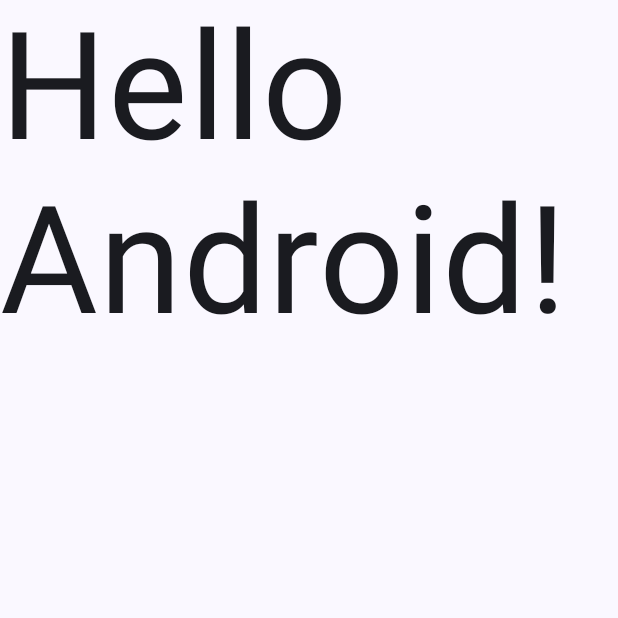
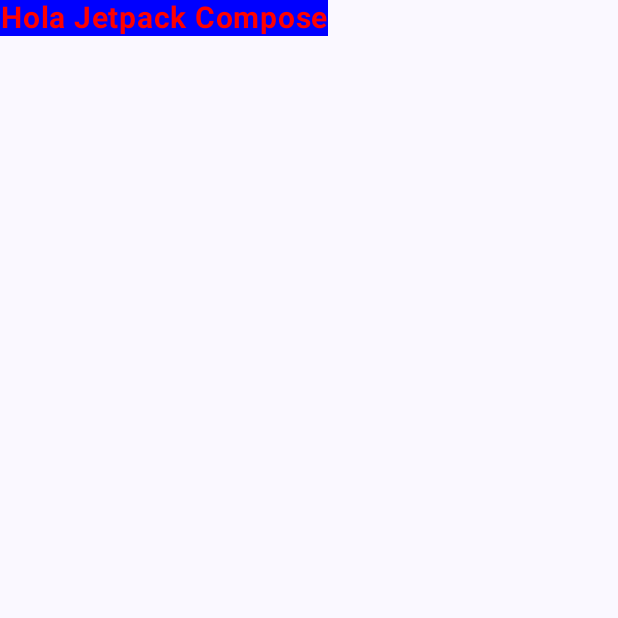
Before and after one commit to linusmtz/DesarrolloAndroidEjemplo12025, an Android app built with Jetpack Compose: the screen it shows after launch (MainActivity), on a phone screen of 412 x 824 dp, the top half of it. Run offline under Robolectric (Android 15) with nearby library versions, the phone set to English and light mode, and no system bars.

Commit message:
Modificaciones para clase dia 6 febrero de 2025

```diff
--- a/app/src/main/java/com/example/ejemplo1/MainActivity.kt
+++ b/app/src/main/java/com/example/ejemplo1/MainActivity.kt
@@ -4,12 +4,17 @@ import android.os.Bundle
 import androidx.activity.ComponentActivity
 import androidx.activity.compose.setContent
 import androidx.activity.enableEdgeToEdge
+import androidx.compose.foundation.background
 import androidx.compose.foundation.layout.fillMaxSize
 import androidx.compose.foundation.layout.padding
+import androidx.compose.material3.Button
 import androidx.compose.material3.Scaffold
 import androidx.compose.material3.Text
 import androidx.compose.runtime.Composable
 import androidx.compose.ui.Modifier
+import androidx.compose.ui.graphics.Color
+import androidx.compose.ui.text.font.FontWeight
+import androidx.compose.ui.text.style.TextAlign
 import androidx.compose.ui.tooling.preview.Preview
 import androidx.compose.ui.unit.sp
 import com.example.ejemplo1.ui.theme.Ejemplo1Theme
@@ -21,30 +26,29 @@ class MainActivity : ComponentActivity() {
         setContent {
             Ejemplo1Theme {
                 Scaffold(modifier = Modifier.fillMaxSize()) { innerPadding ->
-                    Greeting(
-                        name = "Android",
-                        modifier = Modifier.padding(innerPadding)
-                    )
+                    Content()
                 }
             }
         }
     }
 }
 
-@Composable
-fun Greeting(name: String, modifier: Modifier = Modifier) {
-    Text(
-        text = "Hello $name!",
-        fontSize = 100.sp,
-        lineHeight = 116.sp,
-        modifier = modifier
-    )
-}
 
 @Preview(showBackground = true)
 @Composable
-fun GreetingPreview() {
-    Ejemplo1Theme {
-        Greeting("Android")
-    }
+fun Content(){
+    Text(
+        text = "Hola Jetpack Compose",
+        color = Color.Red,
+        fontWeight = FontWeight.Bold,
+        fontSize = 20.sp,
+        textAlign = TextAlign.Center,
+        modifier = Modifier.padding().background(Color.Blue)
+    )
+
+    /*
+    * De posicionamiento = width, height, top, bottom, start, end
+    * De funcionalidad = click,scroll
+    * De apariencia = background, padding, border
+    * */
 }
```
